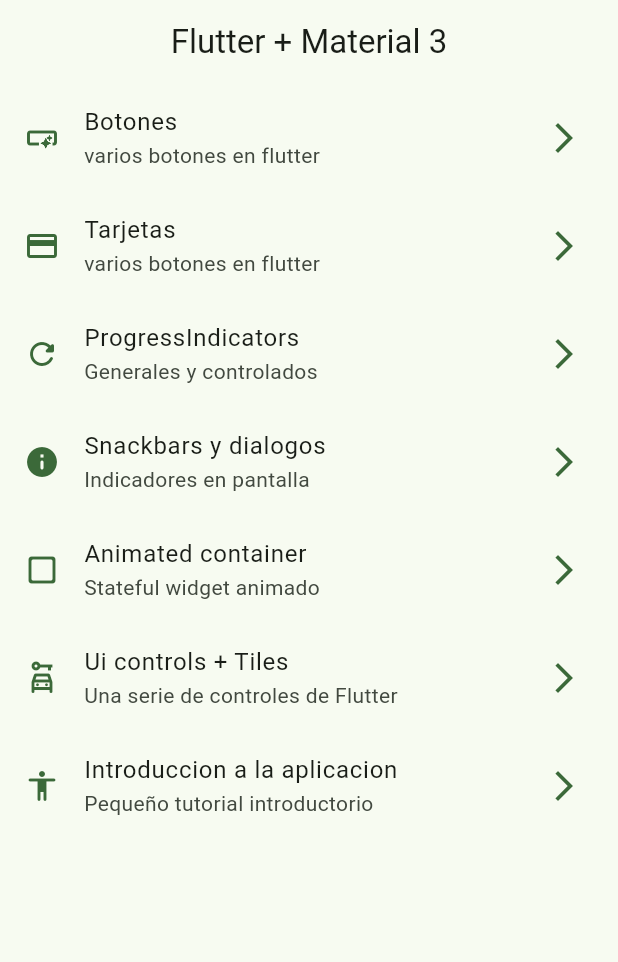
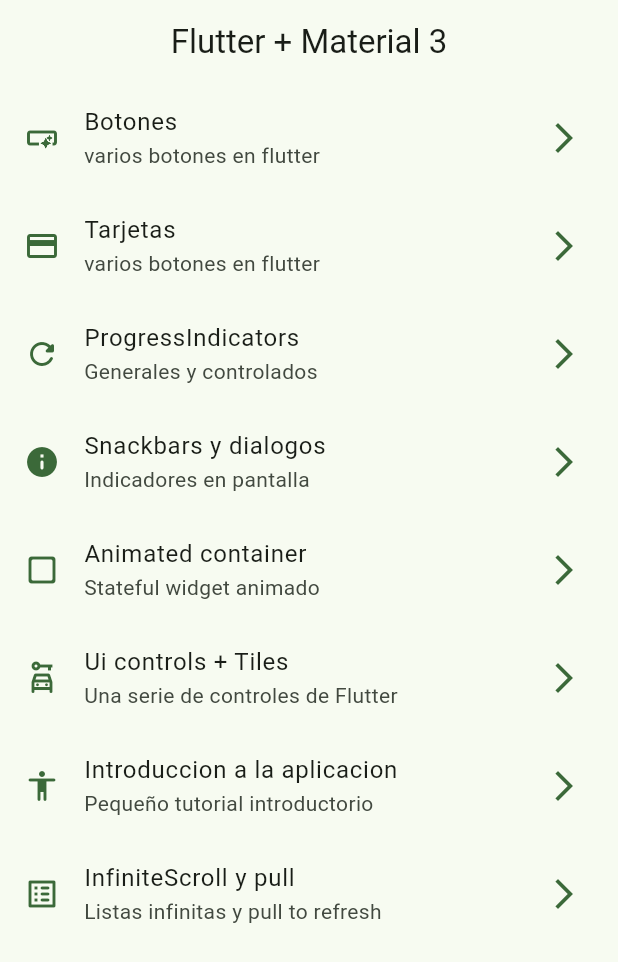
Before and after one commit to hernanspc/WidgetsApp, a Flutter app: the screen it shows after launch, on a phone screen of 412 x 824 dp. Shown: the top 962 px of the screen. Run offline on Flutter 3.47's test engine with Material 2 defaults, Android fonts, the phone set to English and light mode, and no system bars; our stand-ins replace animate_do, go_router.

```diff
--- a/lib/config/menu/menu_items.dart
+++ b/lib/config/menu/menu_items.dart
@@ -57,4 +57,10 @@ const appMenuItems = <MenuItem>[
     link: '/tutorial',
     icon: Icons.accessibility_rounded,
   ),
+  MenuItem(
+    title: 'InfiniteScroll y pull',
+    subTitle: 'Listas infinitas y pull to refresh',
+    link: '/infinite',
+    icon: Icons.list_alt_rounded,
+  ),
 ];
--- a/lib/config/router/app_router.dart
+++ b/lib/config/router/app_router.dart
@@ -1,9 +1,5 @@
 import 'package:go_router/go_router.dart';
-import 'package:widgets_app/presentation/screens/animated/animated_screen.dart';
-import 'package:widgets_app/presentation/screens/app_tutorial/app_tutorial.dart';
 import 'package:widgets_app/presentation/screens/screens.dart';
-import 'package:widgets_app/presentation/screens/snackbars/snackbars_screen.dart';
-import 'package:widgets_app/presentation/screens/ui-controls/ui_controls.dart';
 
 /// The route configuration.
 final appRouter = GoRouter(
@@ -49,5 +45,10 @@ final appRouter = GoRouter(
       name: AppTutorialScreen.name,
       builder: (context, GoRouterState state) => const AppTutorialScreen(),
     ),
+    GoRoute(
+      path: '/infinite',
+      name: InfiniteScrollScreen.name,
+      builder: (context, GoRouterState state) => const InfiniteScrollScreen(),
+    ),
   ],
 );
--- a/lib/presentation/screens/screens.dart
+++ b/lib/presentation/screens/screens.dart
@@ -3,3 +3,9 @@ export 'package:widgets_app/presentation/screens/progress/progress_screen.dart';
 export 'package:widgets_app/presentation/screens/buttons/buttons_screen.dart';
 export 'package:widgets_app/presentation/screens/cards/cards_screen.dart';
 export 'package:widgets_app/presentation/screens/home/home_screen.dart';
+
+export 'package:widgets_app/presentation/screens/animated/animated_screen.dart';
+export 'package:widgets_app/presentation/screens/app_tutorial/app_tutorial.dart';
+export 'package:widgets_app/presentation/screens/infinite_scroll/infinite_scroll.dart';
+export 'package:widgets_app/presentation/screens/snackbars/snackbars_screen.dart';
+export 'package:widgets_app/presentation/screens/ui-controls/ui_controls.dart';
```
Also changed, not shown: lib/presentation/screens/infinite_scroll/infinite_scroll.dart (added, +37 -0 lines).
